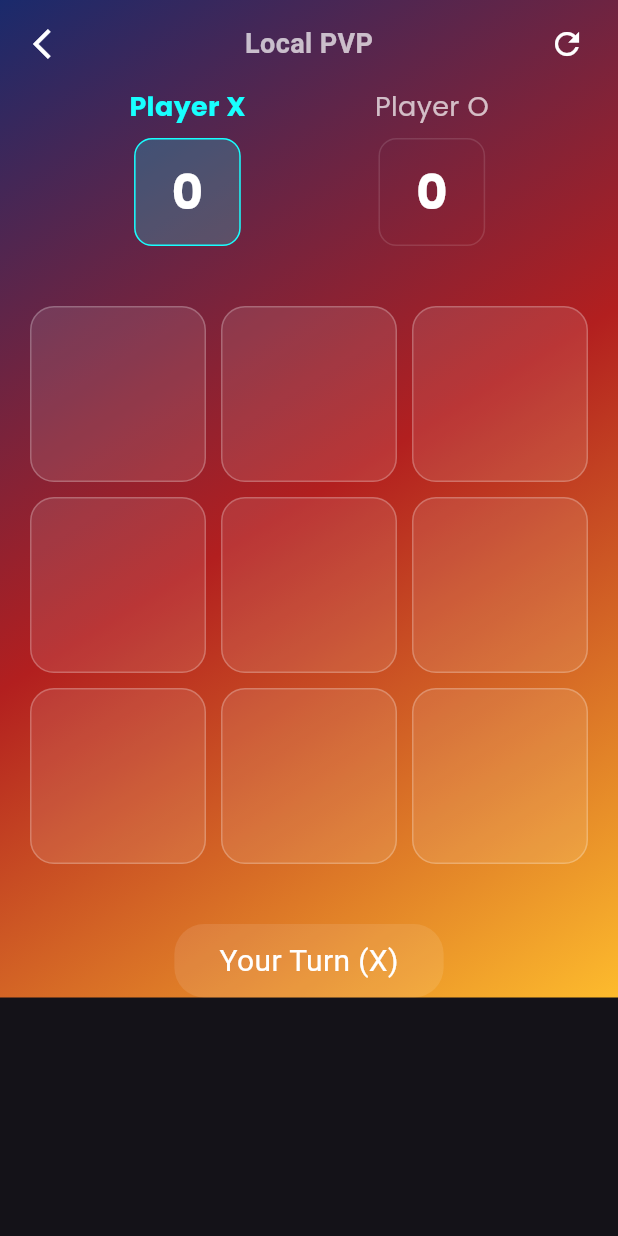
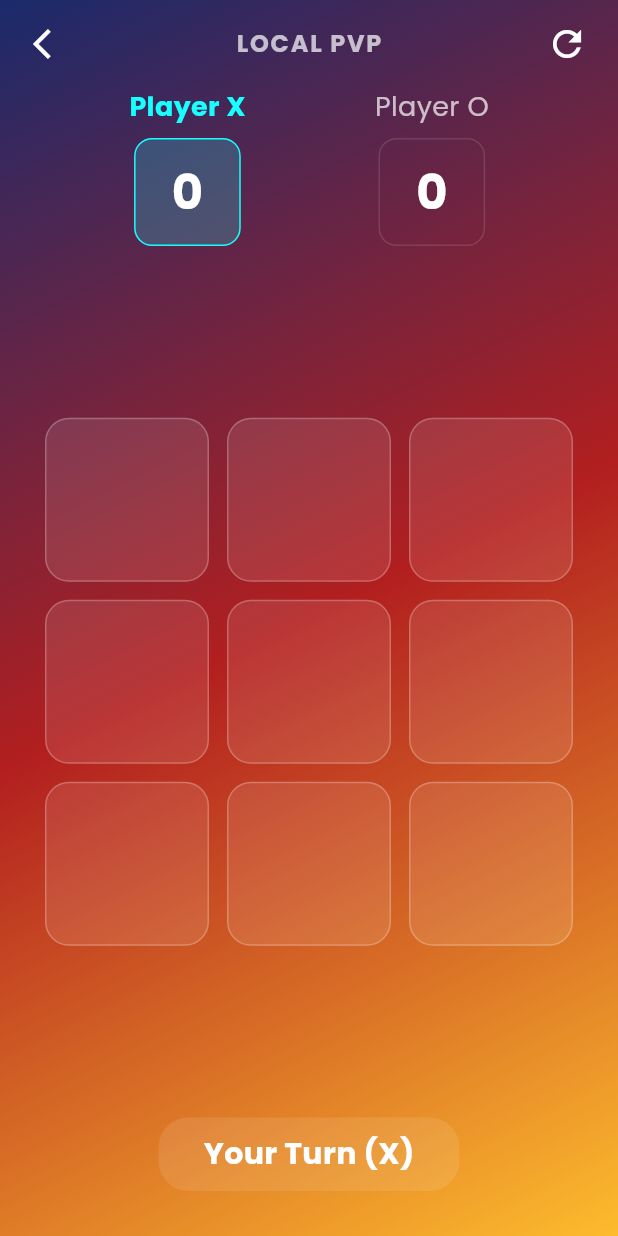
Before and after one commit to Siraj7S6/tick_tac_toe-Game, a Flutter app: the screen it shows after launch, after a tap on "Local PVP", on a phone screen of 412 x 824 dp. Run offline on Flutter 3.47's test engine with Material 3 defaults, Android fonts, the phone set to English and light mode, and no system bars; our stand-ins replace audioplayers, confetti, google_fonts.

Commit message:
3rd commit

```diff
--- a/lib/screens/game_screen.dart
+++ b/lib/screens/game_screen.dart
@@ -7,6 +7,7 @@ import '../logic/game_controller.dart';
 import '../utils/constants.dart';
 import '../widgets/game_cell.dart';
 import '../widgets/score_board.dart';
+import '../widgets/winning_line_painter.dart';
 
 class GameScreen extends StatefulWidget {
   final GameMode mode;
@@ -16,30 +17,54 @@ class GameScreen extends StatefulWidget {
   State<GameScreen> createState() => _GameScreenState();
 }
 
-class _GameScreenState extends State<GameScreen> {
+// FIXED: Added SingleTickerProviderStateMixin to provide the 'vsync' for animations
+class _GameScreenState extends State<GameScreen> with SingleTickerProviderStateMixin {
   late final GameController _controller;
   final AudioPlayer _audioPlayer = AudioPlayer();
   late ConfettiController _confettiController;
+
+  // Animation variables for the winning line
+  late AnimationController _lineAnimationController;
+  late Animation<double> _lineAnimation;
 
   @override
   void initState() {
     super.initState();
     _controller = GameController(mode: widget.mode);
     _confettiController = ConfettiController(duration: const Duration(seconds: 2));
+
+    // Initialize the line animation controller
+    _lineAnimationController = AnimationController(
+      vsync: this, // This now works because of the mixin above
+      duration: const Duration(milliseconds: 600),
+    );
+
+    _lineAnimation = CurvedAnimation(
+      parent: _lineAnimationController,
+      curve: Curves.easeInOut,
+    );
+
     _controller.addListener(_gameListener);
   }
 
   void _gameListener() {
     final state = _controller.value;
+
     if (state.lastEvent == GameEvent.move) {
       HapticFeedback.lightImpact();
       _audioPlayer.play(AssetSource('sounds/Move.mp3'));
-    } else if (state.lastEvent == GameEvent.win) {
+    }
+    else if (state.lastEvent == GameEvent.win) {
       HapticFeedback.vibrate();
       _confettiController.play();
       _audioPlayer.play(AssetSource('sounds/WinGame.mp3'));
+
+      // Start the animated line drawing
+      _lineAnimationController.forward(from: 0.0);
+
       _showResultDialog(state.winner);
-    } else if (state.lastEvent == GameEvent.draw) {
+    }
+    else if (state.lastEvent == GameEvent.draw) {
       HapticFeedback.mediumImpact();
       _audioPlayer.play(AssetSource('sounds/DrawGame.mp3'));
       _showResultDialog(null);
@@ -52,12 +77,31 @@ class _GameScreenState extends State<GameScreen> {
       barrierDismissible: false,
       builder: (context) => AlertDialog(
         backgroundColor: AppColors.primaryBg,
-        title: Text(winner == null ? "Draw!" : "Player $winner Wins!",
-            textAlign: TextAlign.center, style: const TextStyle(color: Colors.white)),
-        actions: [Center(child: TextButton(onPressed: () {
+        shape: RoundedRectangleBorder(borderRadius: BorderRadius.circular(20)),
+        title: Text(
+          winner == null ? "It's a Draw!" : "Player $winner Wins!",
+          textAlign: TextAlign.center,
+          style: GoogleFonts.poppins(color: Colors.white, fontWeight: FontWeight.bold),
+        ),
+        actions: [
+          Center(
+            child: TextButton(
+              onPressed: () {
                 _controller.resetMatch();
+                _lineAnimationController.reset(); // Clear the line for next round
                 Navigator.pop(context);
-        }, child: const Text("Play Again")))],
+              },
+              child: Text(
+                "Play Again",
+                style: GoogleFonts.poppins(
+                  color: AppColors.accentBg,
+                  fontWeight: FontWeight.bold,
+                  fontSize: 18,
+                ),
+              ),
+            ),
+          )
+        ],
       ),
     );
   }
@@ -68,6 +112,7 @@ class _GameScreenState extends State<GameScreen> {
     _controller.dispose();
     _audioPlayer.dispose();
     _confettiController.dispose();
+    _lineAnimationController.dispose(); // Clean up animation controller
     super.dispose();
   }
 
@@ -82,22 +127,26 @@ class _GameScreenState extends State<GameScreen> {
               return Container(
                 decoration: const BoxDecoration(gradient: AppColors.mainGradient),
                 child: SafeArea(
-                  child: SingleChildScrollView(
                   child: Column(
                     children: [
                       _buildHeader(),
-                        ScoreBoard(scoreX: state.scoreX, scoreO: state.scoreO, isXTurn: state.isXTurn),
-                        const SizedBox(height: 40),
+                      ScoreBoard(
+                        scoreX: state.scoreX,
+                        scoreO: state.scoreO,
+                        isXTurn: state.isXTurn,
+                      ),
+                      const Spacer(),
                       _buildGrid(state),
-                        const SizedBox(height: 40),
+                      const Spacer(),
                       _buildTurnIndicator(state),
+                      const SizedBox(height: 30),
                     ],
-                    ),
                   ),
                 ),
               );
             },
           ),
+
           Align(
             alignment: Alignment.topCenter,
             child: ConfettiWidget(
@@ -117,10 +166,27 @@ class _GameScreenState extends State<GameScreen> {
       child: Row(
         mainAxisAlignment: MainAxisAlignment.spaceBetween,
         children: [
-          IconButton(icon: const Icon(Icons.arrow_back_ios, color: Colors.white), onPressed: () => Navigator.pop(context)),
-          Text(widget.mode == GameMode.pvp ? "Local PVP" : widget.mode == GameMode.easy ? "Easy AI" : "Impossible AI",
-              style: const TextStyle(color: Colors.white70, fontSize: 18, fontWeight: FontWeight.bold)),
-          IconButton(icon: const Icon(Icons.refresh, color: Colors.white), onPressed: () => _controller.resetScores()),
+          IconButton(
+            icon: const Icon(Icons.arrow_back_ios, color: Colors.white),
+            onPressed: () => Navigator.pop(context),
+          ),
+          Text(
+            widget.mode == GameMode.pvp ? "LOCAL PVP" :
+            widget.mode == GameMode.easy ? "EASY AI" : "IMPOSSIBLE",
+            style: GoogleFonts.poppins(
+              color: Colors.white70,
+              fontSize: 16,
+              fontWeight: FontWeight.bold,
+              letterSpacing: 1.2,
+            ),
+          ),
+          IconButton(
+            icon: const Icon(Icons.refresh, color: Colors.white, size: 28),
+            onPressed: () {
+              _controller.resetScores();
+              _lineAnimationController.reset();
+            },
+          ),
         ],
       ),
     );
@@ -128,19 +194,45 @@ class _GameScreenState extends State<GameScreen> {
 
   Widget _buildGrid(GameState state) {
     return Padding(
-      padding: const EdgeInsets.symmetric(horizontal: 20),
+      padding: const EdgeInsets.symmetric(horizontal: 30),
       child: AspectRatio(
         aspectRatio: 1,
-        child: GridView.builder(
+        child: Stack(
+          children: [
+            GridView.builder(
               shrinkWrap: true,
               physics: const NeverScrollableScrollPhysics(),
-          gridDelegate: const SliverGridDelegateWithFixedCrossAxisCount(crossAxisCount: 3, crossAxisSpacing: 10, mainAxisSpacing: 10),
+              gridDelegate: const SliverGridDelegateWithFixedCrossAxisCount(
+                crossAxisCount: 3,
+                crossAxisSpacing: 12,
+                mainAxisSpacing: 12,
+              ),
               itemCount: 9,
               itemBuilder: (context, index) => GameCell(
                 value: state.board[index],
-            isWinningCell: state.winningLine?.contains(index) ?? false,
+                isWinningCell: false, // We use the painter line now instead
                 onTap: () => _controller.makeMove(index),
               ),
+            ),
+
+            // The Winning Line Layer
+            if (state.winner != null && state.winningLine != null)
+              IgnorePointer(
+                child: AnimatedBuilder(
+                  animation: _lineAnimation,
+                  builder: (context, child) {
+                    return CustomPaint(
+                      size: Size.infinite,
+                      painter: WinningLinePainter(
+                        winningLine: state.winningLine!,
+                        progress: _lineAnimation.value,
+                        color: Colors.white,
+                      ),
+                    );
+                  },
+                ),
+              ),
+          ],
         ),
       ),
     );
@@ -153,8 +245,14 @@ class _GameScreenState extends State<GameScreen> {
         color: Colors.white.withValues(alpha: 0.1),
         borderRadius: BorderRadius.circular(20),
       ),
-      child: Text(state.isXTurn ? "Your Turn (X)" : "Opponent (O)",
-          style: const TextStyle(color: Colors.white, fontSize: 20)),
+      child: Text(
+        state.isXTurn ? "Your Turn (X)" : "Opponent (O)",
+        style: GoogleFonts.poppins(
+          fontSize: 20,
+          color: Colors.white,
+          fontWeight: FontWeight.bold,
+        ),
+      ),
     );
   }
 }
--- /dev/null
+++ b/lib/widgets/winning_line_painter.dart
@@ -0,0 +1,53 @@
+import 'dart:ui';
+import 'package:flutter/material.dart';
+
+class WinningLinePainter extends CustomPainter {
+  final List<int> winningLine;
+  final double progress; // 0.0 to 1.0 for animation
+  final Color color;
+
+  WinningLinePainter({
+    required this.winningLine,
+    required this.progress,
+    required this.color,
+  });
+
+  @override
+  void paint(Canvas canvas, Size size) {
+    if (winningLine.length < 3) return;
+
+    final paint = Paint()
+      ..color = color
+      ..strokeWidth = 8.0
+      ..strokeCap = StrokeCap.round
+      ..style = PaintingStyle.stroke;
+
+    // Calculate coordinates for the 3x3 grid
+    double cellSize = size.width / 3;
+
+    Offset getOffset(int index) {
+      int row = index ~/ 3;
+      int col = index % 3;
+      return Offset(
+        (col * cellSize) + (cellSize / 2),
+        (row * cellSize) + (cellSize / 2),
+      );
+    }
+
+    Offset start = getOffset(winningLine.first);
+    Offset end = getOffset(winningLine.last);
+
+    // Animate the line drawing from start to end based on progress
+    Offset currentEnd = Offset(
+      lerpDouble(start.dx, end.dx, progress)!,
+      lerpDouble(start.dy, end.dy, progress)!,
+    );
+
+    canvas.drawLine(start, currentEnd, paint);
+  }
+
+  @override
+  bool shouldRepaint(covariant WinningLinePainter oldDelegate) {
+    return oldDelegate.progress != progress || oldDelegate.winningLine != winningLine;
+  }
+}
```
Lines whose indentation alone changed are shown as unchanged.
